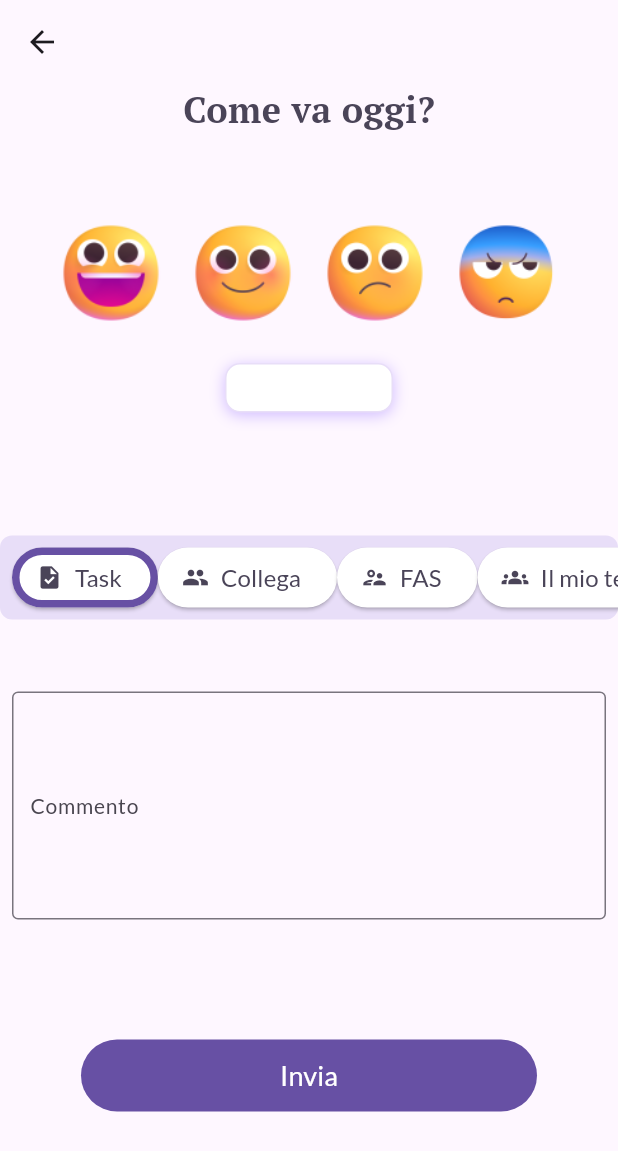
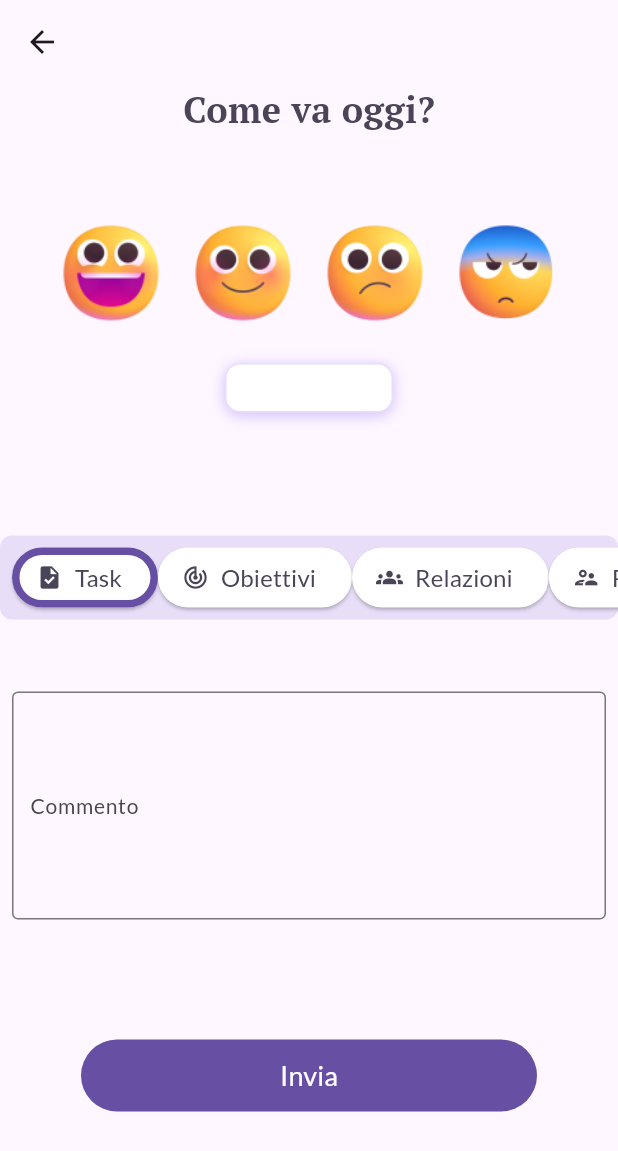
Before and after one commit to aurorasancetta/progetto-stage-aurora, a Flutter app: the SecondChoiceScreen screen opened directly with empty values, on a phone screen of 412 x 824 dp. Shown: the top 1151 px of the screen. Run offline on Flutter 3.47's test engine with Material 3 defaults, Android fonts, the phone set to English and light mode, and no system bars; our stand-ins replace flutter_riverpod, google_fonts, jwt_decoder; missing offline and left inert: aad_oauth; network calls fail.

Commit message:
updated metrics

```diff
--- a/lib/api/send_sentiment_mood.dart
+++ b/lib/api/send_sentiment_mood.dart
@@ -51,16 +51,16 @@ Future<SendResult> sendSentimentToday(User user, Sentiment sentiment) async {
     case Reason.task:
       reasonInt = 1;
       break;
-    case Reason.collega:
+    case Reason.obiettivi:
       reasonInt = 2;
       break;
-    case Reason.fas:
+    case Reason.relazioni:
       reasonInt = 3;
       break;
-    case Reason.mioTeam:
+    case Reason.riconoscimento:
       reasonInt = 4;
       break;
-    case Reason.altroTeam:
+    case Reason.responsabilita:
       reasonInt = 5;
       break;
     case Reason.altro:
--- a/lib/api/sentiment_mood.dart
+++ b/lib/api/sentiment_mood.dart
@@ -81,16 +81,16 @@ SentimentMoodResult? getSentimentMoodByResult(
       reason = Reason.task;
       break;
     case '2':
-      reason = Reason.collega;
+      reason = Reason.obiettivi;
       break;
     case '3':
-      reason = Reason.fas;
+      reason = Reason.relazioni;
       break;
     case '4':
-      reason = Reason.mioTeam;
+      reason = Reason.riconoscimento;
       break;
     case '5':
-      reason = Reason.altroTeam;
+      reason = Reason.responsabilita;
       break;
     case '6':
       reason = Reason.altro;
--- a/lib/main.dart
+++ b/lib/main.dart
@@ -60,6 +60,7 @@ class _AppState extends ConsumerState<App> {
                   onRetry: _getResult,
                 )
               : const SentimentScreen(),
+      navigatorKey: navigatorKey,
     );
   }
 }
--- a/lib/models/sentiment.dart
+++ b/lib/models/sentiment.dart
@@ -2,7 +2,14 @@ import 'package:flutter/material.dart';
 
 enum SType { entusiasta, soddisfatto, insoddisfatto, frustrato }
 
-enum Reason { task, collega, fas, mioTeam, altroTeam, altro }
+enum Reason {
+  task,
+  obiettivi,
+  relazioni,
+  riconoscimento,
+  responsabilita,
+  altro
+}
 
 final typeImage = {
   SType.entusiasta: 'assets/emoji/ENTUSIASTA.png',
@@ -20,19 +27,19 @@ final typeName = {
 
 final reasonName = {
   Reason.task: 'Task',
-  Reason.collega: 'Collega',
-  Reason.fas: 'FAS',
-  Reason.mioTeam: 'Il mio team',
-  Reason.altroTeam: 'Altro team',
+  Reason.obiettivi: 'Obiettivi',
+  Reason.relazioni: 'Relazioni',
+  Reason.riconoscimento: 'Riconoscimento',
+  Reason.responsabilita: 'Responsabilità',
   Reason.altro: 'Altro',
 };
 
 final reasonIcons = {
   Reason.task: Icons.task,
-  Reason.collega: Icons.people,
-  Reason.fas: Icons.supervisor_account_outlined,
-  Reason.mioTeam: Icons.groups,
-  Reason.altroTeam: Icons.groups_3,
+  Reason.obiettivi: Icons.track_changes,
+  Reason.relazioni: Icons.groups,
+  Reason.riconoscimento: Icons.supervisor_account_outlined,
+  Reason.responsabilita: Icons.checklist,
   Reason.altro: Icons.more_horiz,
 };
 
--- a/lib/screens/main_scaffold.dart
+++ b/lib/screens/main_scaffold.dart
@@ -17,7 +17,7 @@ class MainScreenScaffold extends StatelessWidget {
   @override
   Widget build(BuildContext context) {
     return Scaffold(
-      backgroundColor: Theme.of(context).colorScheme.secondaryContainer,
+      backgroundColor: Theme.of(context).colorScheme.surfaceContainer,
       appBar: AppBar(
         automaticallyImplyLeading: false,
         backgroundColor: Theme.of(context).colorScheme.onPrimary,
--- a/lib/widgets/error_body.dart
+++ b/lib/widgets/error_body.dart
@@ -12,7 +12,6 @@ class ErrorBody extends StatelessWidget {
   @override
   Widget build(BuildContext context) {
     return Scaffold(
-      backgroundColor: Theme.of(context).colorScheme.secondaryContainer,
       body: Center(
         child: Column(
           mainAxisAlignment: MainAxisAlignment.center,
--- a/lib/widgets/profile_body.dart
+++ b/lib/widgets/profile_body.dart
@@ -14,7 +14,7 @@ class ProfileBody extends ConsumerWidget {
   Widget build(BuildContext context, WidgetRef ref) {
     final user = ref.watch(userProvider);
     // inserire url sondaggio
-    final Uri url = Uri.parse('');
+    final Uri url = Uri.parse('https://forms.office.com/e/DN2vUBncPj');
     Future<void> openUrl() async {
       if (!await launchUrl(url)) {
         throw Exception('Errore | non sono riuscito ad aprire il sito $url');
```
Also changed, not shown: 6 other files.
